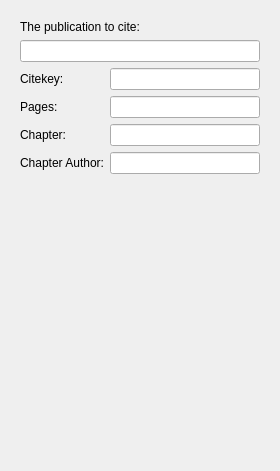
Qt form src/sidebar/referencewidget.ui (KDE/conquirere) before a commit.
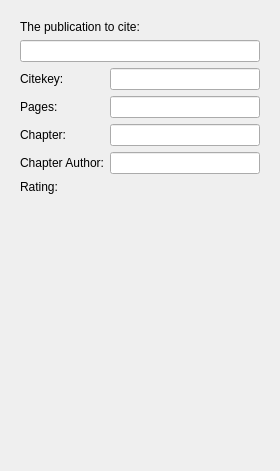
The same form after that commit. Custom widgets are drawn as their Qt base class.

Commit message: add star rating

What changed in the file:
```diff
--- a/src/sidebar/referencewidget.ui
+++ b/src/sidebar/referencewidget.ui
@@ -88,6 +88,16 @@
         <item row="3" column="1">
          <widget class="ContactEdit" name="chapterAuthorEdit"/>
         </item>
+        <item row="4" column="1">
+         <widget class="KRatingWidget" name="editRating"/>
+        </item>
+        <item row="4" column="0">
+         <widget class="QLabel" name="label_2">
+          <property name="text">
+           <string>Rating:</string>
+          </property>
+         </widget>
+        </item>
        </layout>
       </item>
      </layout>
@@ -109,6 +119,11 @@
   </layout>
  </widget>
  <customwidgets>
+  <customwidget>
+   <class>KRatingWidget</class>
+   <extends>QFrame</extends>
+   <header>kratingwidget.h</header>
+  </customwidget>
   <customwidget>
    <class>StringEdit</class>
    <extends>QLineEdit</extends>
```
The commit also changes 22 other files.
